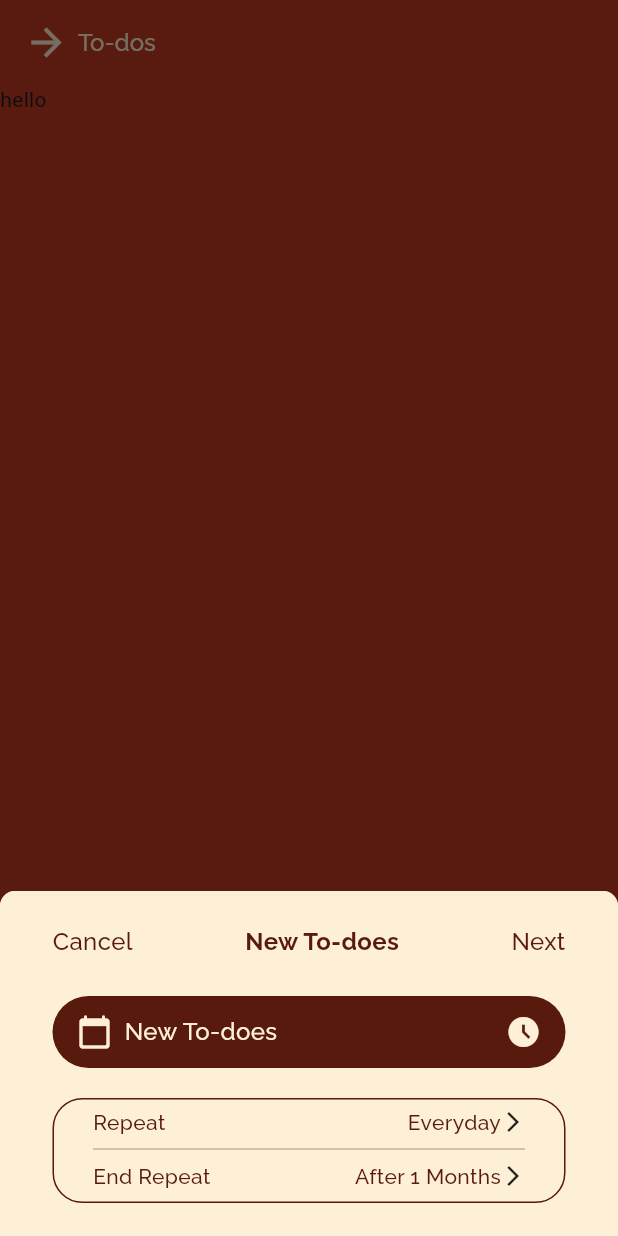
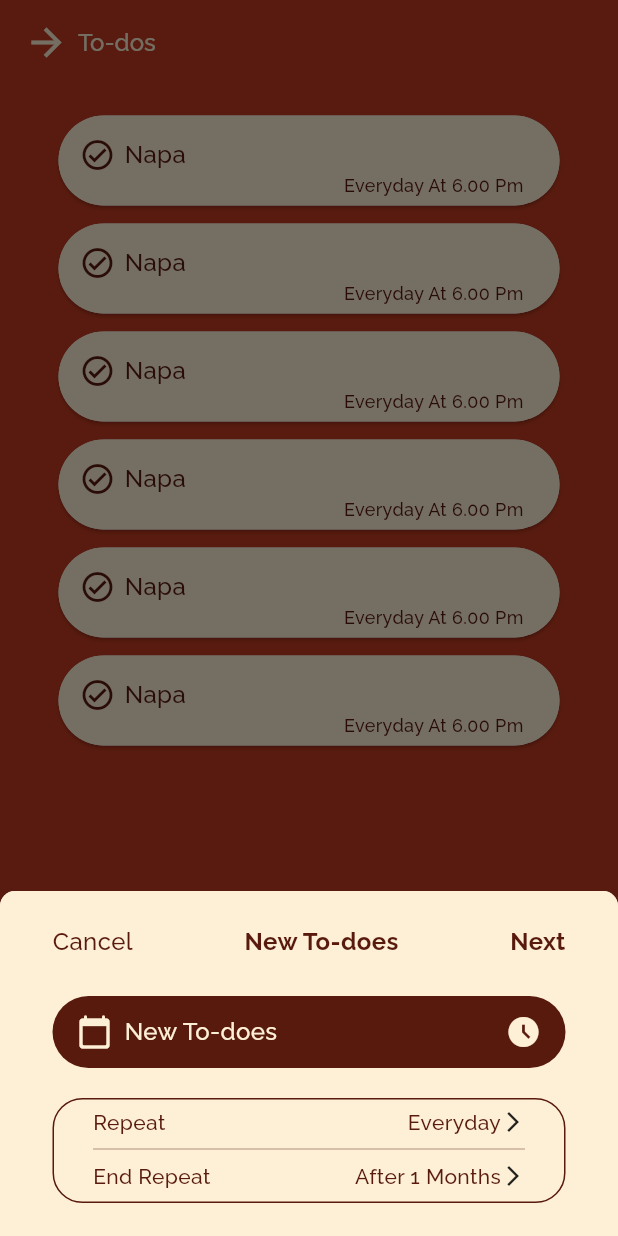
Before and after one commit to theodan11/cardinal_quote, a Flutter app: the screen it shows after launch, after a tap on the "add to photos" icon, on a phone screen of 412 x 824 dp. Run offline on Flutter 3.47's test engine with Material 3 defaults, Android fonts, the phone set to English and light mode, and no system bars; our stand-ins replace google_fonts; missing offline and left inert: iconify_flutter.

Commit message:
todo page

```diff
--- /dev/null
+++ b/lib/components/todo_card.dart
@@ -0,0 +1,53 @@
+import 'package:cardinal_quotes/theme/custom_colors.dart';
+import 'package:cardinal_quotes/theme/custom_text_theme.dart';
+import 'package:flutter/material.dart';
+
+class TodoCard extends StatelessWidget {
+  const TodoCard({super.key});
+
+  @override
+  Widget build(BuildContext context) {
+    return Card(
+      shape: RoundedRectangleBorder(borderRadius: BorderRadius.circular(50)),
+      child: Container(
+        height: 60,
+        width: MediaQuery.of(context).size.width,
+        decoration: BoxDecoration(
+          borderRadius: BorderRadius.circular(50),
+          color: CustomColors.cardWhiteColor,
+        ),
+        child: Padding(
+          padding:
+              const EdgeInsets.only(top: 14.0, left: 14, right: 24, bottom: 3),
+          child: Column(
+            children: [
+              Row(
+                children: [
+                  Icon(Icons.check_circle_outline_outlined,
+                      color: CustomColors.primaryColor),
+                  SizedBox(
+                    width: 6,
+                  ),
+                  Text(
+                    "Napa",
+                    style: CustomTextTheme.text16med.copyWith(
+                      color: CustomColors.primaryColor,
+                    ),
+                  ),
+                ],
+              ),
+              Align(
+                alignment: Alignment.centerRight,
+                child: Text(
+                  "Everyday At 6.00 Pm",
+                  style: CustomTextTheme.text12med
+                      .copyWith(color: CustomColors.primaryColor),
+                ),
+              )
+            ],
+          ),
+        ),
+      ),
+    );
+  }
+}
--- a/lib/pages/todo/todo_page.dart
+++ b/lib/pages/todo/todo_page.dart
@@ -1,3 +1,4 @@
+import 'package:cardinal_quotes/components/todo_card.dart';
 import 'package:cardinal_quotes/theme/custom_colors.dart';
 import 'package:cardinal_quotes/theme/custom_text_theme.dart';
 import 'package:flutter/material.dart';
@@ -51,7 +52,6 @@ class TodoPage extends StatelessWidget {
         height: MediaQuery.of(context).size.height,
         child: Stack(
           children: [
-            Text("hello"),
             Positioned(
                 bottom: 0,
                 left: 0,
@@ -60,6 +60,19 @@ class TodoPage extends StatelessWidget {
                 bottom: 0,
                 left: 120,
                 child: Image.asset('assets/images/todo_bird_right.png')),
+            Padding(
+                padding:
+                    const EdgeInsets.symmetric(horizontal: 35.0, vertical: 17),
+                child: ListView.separated(
+                    itemBuilder: (context, index) {
+                      return TodoCard();
+                    },
+                    separatorBuilder: (context, index) {
+                      return const SizedBox(
+                        height: 4,
+                      );
+                    },
+                    itemCount: 6)),
           ],
         ),
       )),
@@ -95,10 +108,15 @@ class TodoPage extends StatelessWidget {
                   Row(
                     mainAxisAlignment: MainAxisAlignment.spaceBetween,
                     children: [
-                      Text(
-                        "Cancel",
-                        style: CustomTextTheme.text16med
-                            .copyWith(color: CustomColors.primaryColor),
+                      GestureDetector(
+                        onTap: () {
+                          Navigator.of(context).pop();
+                        },
+                        child: Text(
+                          "Cancel",
+                          style: CustomTextTheme.text16med
+                              .copyWith(color: CustomColors.primaryColor),
+                        ),
                       ),
                       Text(
                         "New To-does",
@@ -108,8 +126,9 @@ class TodoPage extends StatelessWidget {
                       ),
                       Text(
                         "Next",
-                        style: CustomTextTheme.text16med
-                            .copyWith(color: CustomColors.primaryColor),
+                        style: CustomTextTheme.text16med.copyWith(
+                            color: CustomColors.primaryColor,
+                            fontWeight: FontWeight.bold),
                       ),
                     ],
                   ),
--- a/lib/theme/custom_text_theme.dart
+++ b/lib/theme/custom_text_theme.dart
@@ -21,6 +21,11 @@ class CustomTextTheme {
     fontWeight: FontWeight.w500,
     color: CustomColors.cardWhiteColor,
   );
+  static final TextStyle text16bold = GoogleFonts.raleway(
+    fontSize: 16,
+    fontWeight: FontWeight.bold,
+    color: CustomColors.cardWhiteColor,
+  );
 
   static final TextStyle text12bold = GoogleFonts.raleway(
     color: CustomColors.cardWhiteColor,
```
